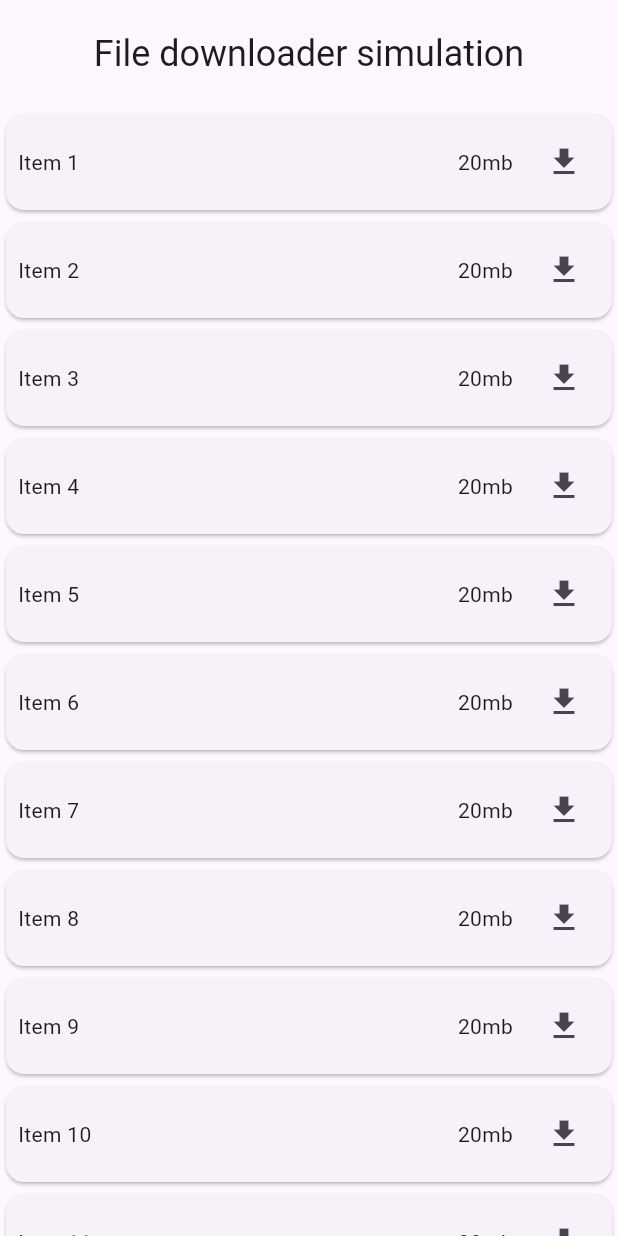
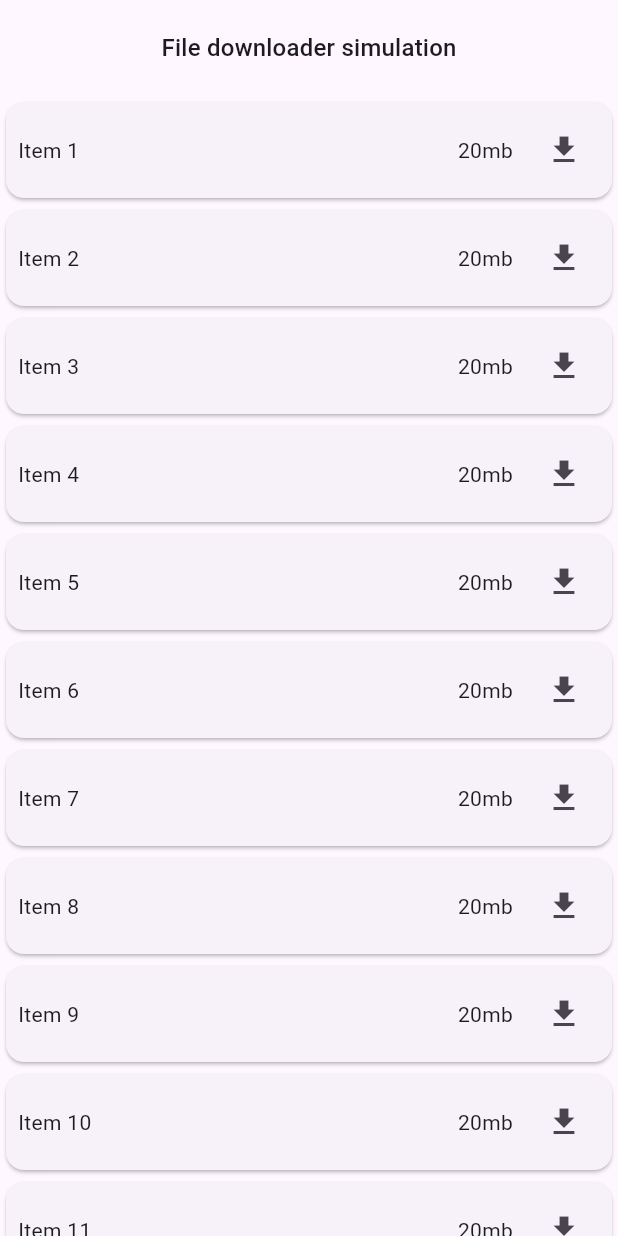
Before and after one commit to lubritto/easy_isolate, a Flutter app: the screen it shows after launch, on a phone screen of 412 x 824 dp. Run offline on Flutter 3.47's test engine with Material 3 defaults, Android fonts, the phone set to English and light mode, and no system bars.

Commit message:
fix: replace headline5 with titleMedium

```diff
--- a/example/lib/main.dart
+++ b/example/lib/main.dart
@@ -63,7 +63,7 @@ class _FileDownloaderScreenState extends State<FileDownloaderScreen> {
           SizedBox(height: 20),
           Text(
             'File downloader simulation',
-            style: theme.textTheme.headline5,
+            style: theme.textTheme.titleMedium,
           ),
           SizedBox(height: 20),
           Expanded(
```
